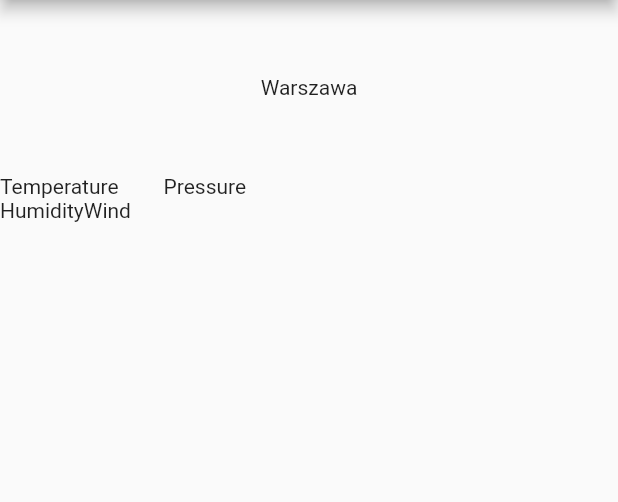
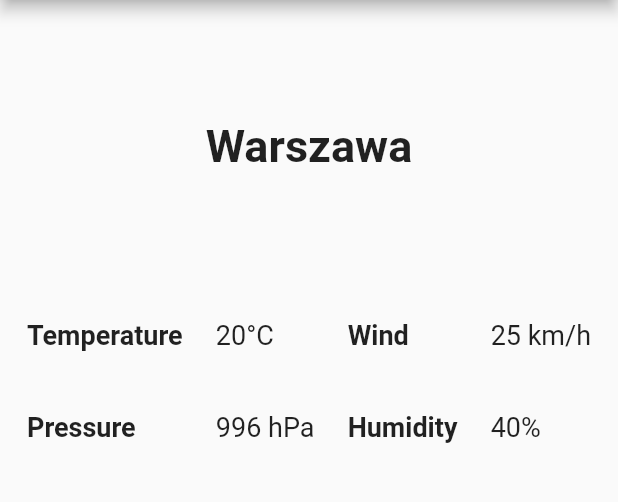
Before and after one commit to karolstypka/weather_app, a Flutter app: the screen it shows after launch, after a tap on "20°C", on a phone screen of 412 x 824 dp, the part 84-586 px from its top. Run offline on Flutter 3.47's test engine with Material 2 defaults, Android fonts, the phone set to English and light mode, and no system bars.

Commit message:
Add new files

```diff
--- /dev/null
+++ b/lib/app/core/enums.dart
@@ -0,0 +1 @@
+enum Status { initial, loading, success, error }
--- a/lib/features/add/add_page.dart
+++ b/lib/features/add/add_page.dart
@@ -11,6 +11,7 @@ class AddPage extends StatefulWidget {
 
 class _AddPageState extends State<AddPage> {
   bool _value = false;
+  final _controller = TextEditingController();
   @override
   Widget build(BuildContext context) {
     return Scaffold(
@@ -26,8 +27,9 @@ class _AddPageState extends State<AddPage> {
           const SizedBox(
             height: 200,
           ),
-          const TextField(
-            decoration: InputDecoration(
+          TextField(
+            controller: _controller,
+            decoration: const InputDecoration(
               border: OutlineInputBorder(
                 borderRadius: BorderRadius.all(
                   Radius.circular(30),
--- a/lib/features/details/details_page.dart
+++ b/lib/features/details/details_page.dart
@@ -1,4 +1,6 @@
 import 'package:flutter/material.dart';
+import 'package:weather_app/widgets/textstyle.dart';
+import 'package:weather_app/widgets/valuestyle.dart';
 
 class DetailsPage extends StatefulWidget {
   const DetailsPage({
@@ -18,51 +20,92 @@ class _DetailsPageState extends State<DetailsPage> {
           'Detailed weather',
         ),
       ),
-      body: Align(
-        alignment: Alignment.center,
-        child: Column(
+      body: Column(
         children: [
           const SizedBox(
-              height: 50,
+            height: 80,
           ),
           const Text(
             'Warszawa',
+            style: TextStyle(fontSize: 30, fontWeight: FontWeight.bold),
           ),
           const SizedBox(
-              height: 50,
+            height: 80,
           ),
+          Container(
+            width: double.infinity,
+            padding: const EdgeInsets.all(18),
+            child: Column(
+              mainAxisAlignment: MainAxisAlignment.center,
+              crossAxisAlignment: CrossAxisAlignment.center,
+              children: [
                 Row(
-              children: const [
+                  mainAxisAlignment: MainAxisAlignment.spaceBetween,
+                  crossAxisAlignment: CrossAxisAlignment.center,
+                  children: [
+                    Column(
+                      mainAxisAlignment: MainAxisAlignment.start,
+                      crossAxisAlignment: CrossAxisAlignment.start,
+                      children: [
+                        Text('Temperature', style: titleFont),
+                        const SizedBox(
+                          height: 40,
+                        ),
+                        Text('Pressure', style: titleFont),
+                      ],
+                    ),
+                    Column(
+                      mainAxisAlignment: MainAxisAlignment.start,
+                      crossAxisAlignment: CrossAxisAlignment.start,
+                      children: [
                         Text(
-                  'Temperature',
+                          '20°C',
+                          style: valueFont,
                         ),
-                SizedBox(
-                  width: 30,
+                        const SizedBox(
+                          height: 40,
                         ),
                         Text(
-                  'Pressure',
+                          '996 hPa',
+                          style: valueFont,
                         ),
                       ],
                     ),
-            Row(
-              children: const [
-                Align(
-                  alignment: Alignment.centerLeft,
-                  child: Text(
-                    'Humidity',
+                    Column(
+                      mainAxisAlignment: MainAxisAlignment.start,
+                      crossAxisAlignment: CrossAxisAlignment.start,
+                      children: [
+                        Text('Wind', style: titleFont),
+                        const SizedBox(
+                          height: 40,
                         ),
+                        Text('Humidity', style: titleFont),
+                      ],
                     ),
-                Align(
-                  alignment: Alignment.centerRight,
-                  child: Text(
-                    'Wind',
+                    Column(
+                      mainAxisAlignment: MainAxisAlignment.start,
+                      crossAxisAlignment: CrossAxisAlignment.start,
+                      children: [
+                        Text(
+                          '25 km/h',
+                          style: valueFont,
                         ),
+                        const SizedBox(
+                          height: 40,
+                        ),
+                        Text(
+                          '40%',
+                          style: valueFont,
+                        ),
+                      ],
                     ),
                   ],
                 )
               ],
             ),
           ),
+        ],
+      ),
     );
   }
 }
--- a/lib/features/home/home_page.dart
+++ b/lib/features/home/home_page.dart
@@ -95,55 +95,6 @@ class _HomePageState extends State<HomePage> {
               ),
             ),
           ),
-          Container(
-            margin: const EdgeInsets.all(5),
-            decoration: const BoxDecoration(
-              color: Colors.transparent,
-            ),
-            child: Row(
-              children: [
-                const SizedBox(width: 10),
-                const Icon(
-                  Icons.star,
-                  color: Colors.grey,
-                ),
-                const SizedBox(width: 10),
-                const Text(
-                  '22°C',
-                  style: TextStyle(
-                    fontSize: 15.0,
-                    fontWeight: FontWeight.bold,
-                  ),
-                ),
-                const SizedBox(width: 10),
-                const Expanded(
-                  child: Text(
-                    'Poznan',
-                    style: TextStyle(
-                      fontSize: 15.0,
-                      fontWeight: FontWeight.bold,
-                    ),
-                  ),
-                ),
-                IconButton(
-                  onPressed: () {},
-                  icon: const Icon(Icons.delete),
-                  color: Colors.blue,
-                ),
-                IconButton(
-                  onPressed: () {
-                    Navigator.of(context).push(
-                      MaterialPageRoute(
-                        builder: (context) => const AddPage(),
-                      ),
-                    );
-                  },
-                  icon: const Icon(Icons.edit),
-                  color: Colors.blue,
-                ),
-              ],
-            ),
-          )
         ],
       ),
     );
--- /dev/null
+++ b/lib/widgets/textstyle.dart
@@ -0,0 +1,4 @@
+import 'package:flutter/cupertino.dart';
+
+TextStyle titleFont =
+    const TextStyle(fontSize: 18, fontWeight: FontWeight.bold);
--- /dev/null
+++ b/lib/widgets/valuestyle.dart
@@ -0,0 +1,3 @@
+import 'package:flutter/material.dart';
+
+TextStyle valueFont = const TextStyle(fontSize: 18);
--- a/pubspec.yaml
+++ b/pubspec.yaml
@@ -34,6 +34,9 @@ dependencies:
   # The following adds the Cupertino Icons font to your application.
   # Use with the CupertinoIcons class for iOS style icons.
   cupertino_icons: ^1.0.2
+  dio: ^4.0.6
+  bloc: ^8.0.3
+  provider: ^6.0.3
 
 dev_dependencies:
   flutter_test:
```
Also changed, not shown: lib/main.dart (line endings or trailing spaces), pubspec.lock. Lines whose indentation alone changed are shown as unchanged.
